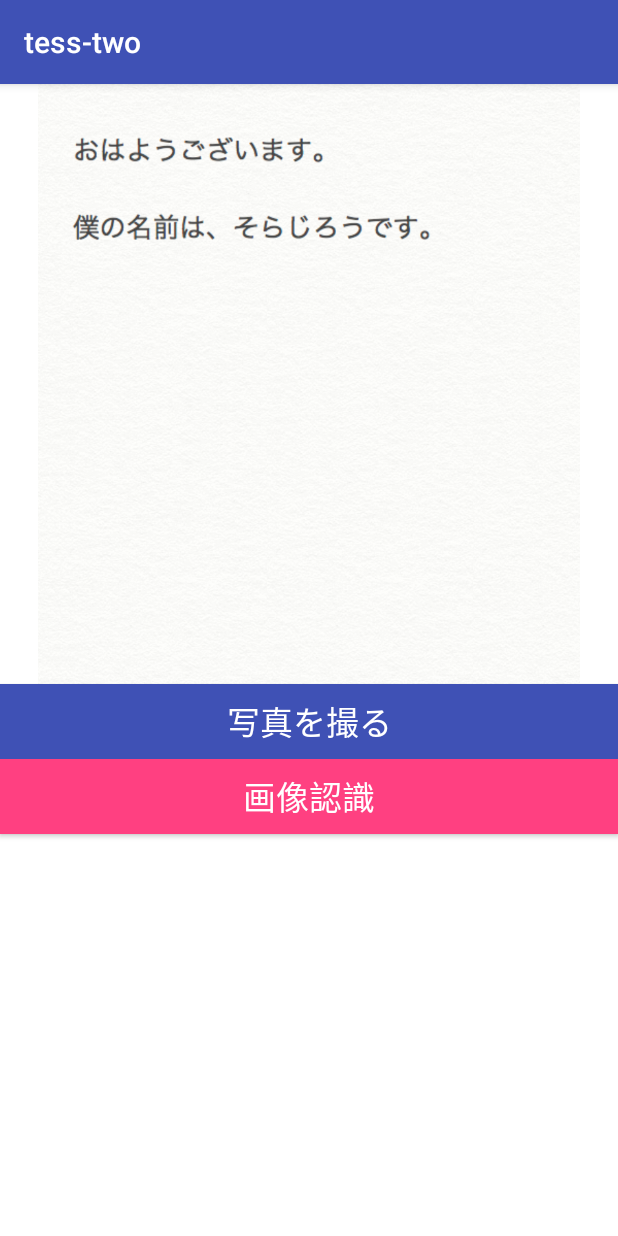
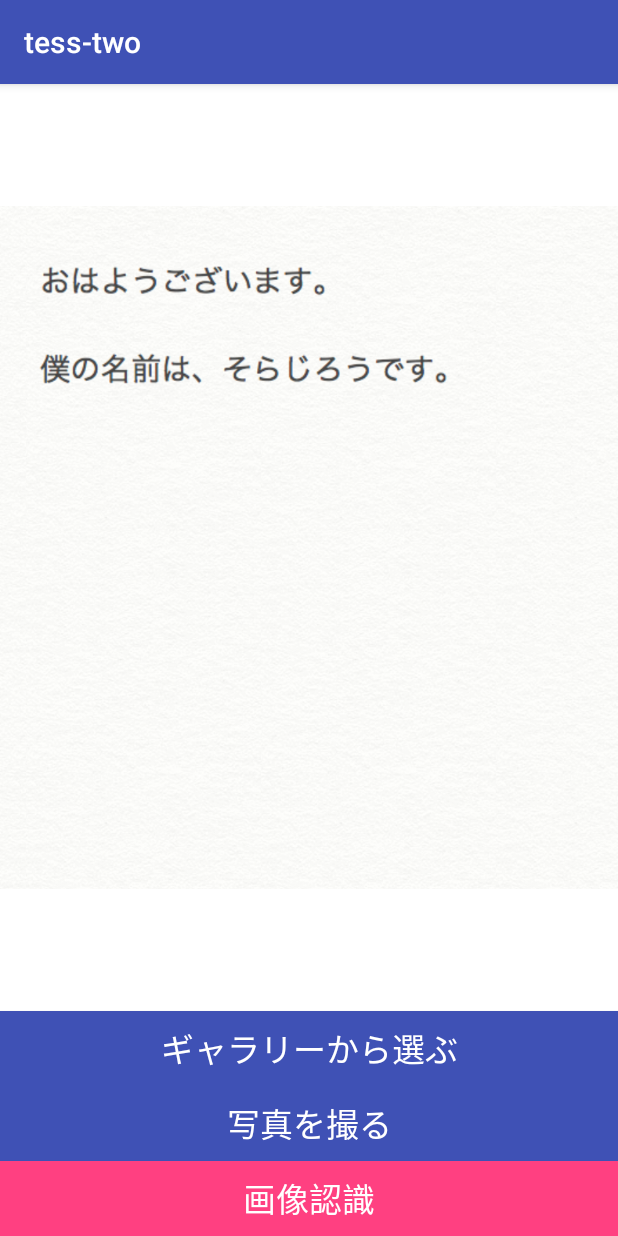
Before and after one commit to AtsushiMuroya/pic_voice_app, an Android app: the screen it shows after launch (MainActivity), on a phone screen of 412 x 824 dp. Run offline under Robolectric (Android 15) with nearby library versions, the phone set to English and light mode, and no system bars; libraries missing offline, so code that uses them is left out: com.googlecode.tesseract; 2 statements that could not run were skipped.

Commit message:
ギャラリー追加

```diff
--- a/app/src/main/res/layout/activity_main.xml
+++ b/app/src/main/res/layout/activity_main.xml
@@ -14,10 +14,21 @@
         <ImageView
             android:id="@+id/image_view"
             android:layout_width="match_parent"
-            android:layout_height="400dp"
+            android:layout_height="0dp"
             android:layout_above="@+id/button"
+            android:layout_weight="1"
             android:scaleType="fitCenter"
             android:src="@drawable/konnitiwa" />
+
+        <Button
+            android:id="@+id/button3"
+            android:layout_width="match_parent"
+            android:layout_height="50dp"
+            android:background="@color/colorPrimary"
+            android:onClick="gallary"
+            android:text="ギャラリーから選ぶ"
+            android:textAppearance="?android:attr/textAppearanceLarge"
+            android:textColor="@android:color/white" />
 
         <Button
             android:id="@+id/button2"
```
Also changed, not shown: app/src/main/java/sorajirocom/android/tess_two/MainActivity.java (+21 -0 lines).
